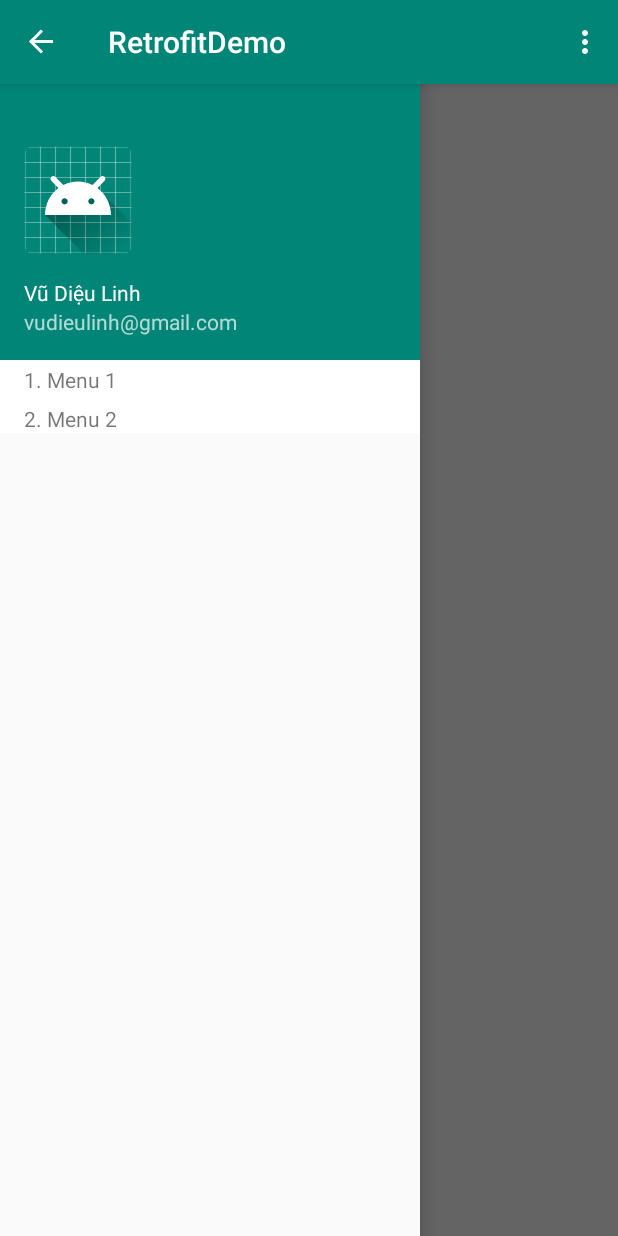
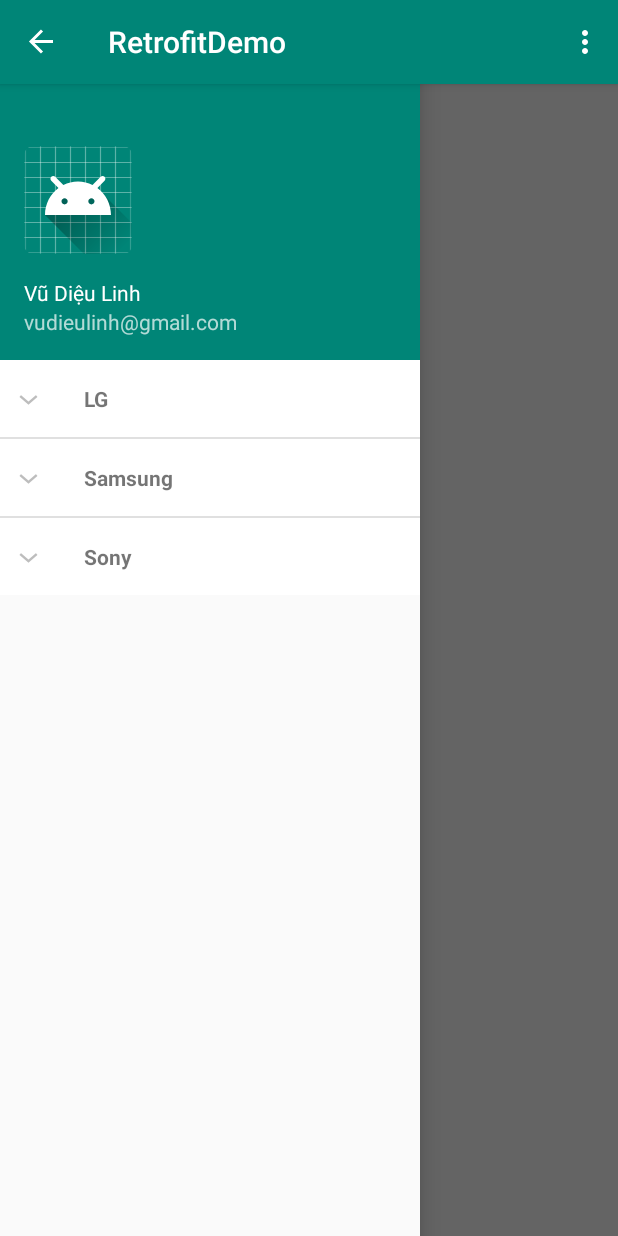
Before and after one commit to MyuBeo96/RetrofitDemo, an Android app: the screen it shows after launch (MainActivity), with the side drawer open, on a phone screen of 412 x 824 dp. Run offline under Robolectric (Android 15) with nearby library versions, the phone set to English and light mode, and no system bars; our stand-ins replace Picasso; pictures from the network do not load; 1 statement that could not run was skipped.

Commit message:
Expand/Collapse Trong Android

```diff
--- /dev/null
+++ b/app/src/main/java/com/myubeo/retrofitdemo/CompanyModel.java
@@ -0,0 +1,24 @@
+package com.myubeo.retrofitdemo;
+
+import java.util.List;
+
+public class CompanyModel {
+    private String name;
+    private List<DeviceModel> devices;
+
+    public String getName() {
+        return name;
+    }
+
+    public void setName(String name) {
+        this.name = name;
+    }
+
+    public List<DeviceModel> getDevices() {
+        return devices;
+    }
+
+    public void setDevices(List<DeviceModel> devices) {
+        this.devices = devices;
+    }
+}
--- /dev/null
+++ b/app/src/main/java/com/myubeo/retrofitdemo/DeviceModel.java
@@ -0,0 +1,13 @@
+package com.myubeo.retrofitdemo;
+
+public class DeviceModel {
+    private String name;
+
+    public String getName() {
+        return name;
+    }
+
+    public void setName(String name) {
+        this.name = name;
+    }
+}
--- a/app/src/main/java/com/myubeo/retrofitdemo/MainActivity.java
+++ b/app/src/main/java/com/myubeo/retrofitdemo/MainActivity.java
@@ -1,6 +1,7 @@
 package com.myubeo.retrofitdemo;
 
 import android.content.res.Configuration;
+import android.os.AsyncTask;
 import android.support.v4.widget.DrawerLayout;
 import android.support.v7.app.ActionBarDrawerToggle;
 import android.support.v7.app.AppCompatActivity;
@@ -13,11 +14,18 @@ import android.view.MenuItem;
 import android.view.View;
 import android.view.animation.Animation;
 import android.view.animation.AnimationUtils;
+import android.widget.ExpandableListView;
 import android.widget.LinearLayout;
 import android.widget.TextView;
 import android.widget.Toast;
 import android.widget.Toolbar;
 
+import com.google.gson.Gson;
+
+import java.io.BufferedReader;
+import java.io.IOException;
+import java.io.InputStream;
+import java.io.InputStreamReader;
 import java.util.ArrayList;
 
 import retrofit2.Call;
@@ -39,8 +47,7 @@ public class MainActivity extends AppCompatActivity {
 
     LinearLayout ln_menu1;
 
-    private Animation animationUp;
-    private Animation animationDown;
+    private ExpandableListView lvPhones;
 
     ArrayList<Item> items = new ArrayList<>();
 
@@ -48,11 +55,6 @@ public class MainActivity extends AppCompatActivity {
     protected void onCreate (Bundle savedInstanceState)  {
         super.onCreate( savedInstanceState );
         setContentView(R.layout.activity_main );
-
-        menu1 = findViewById(R.id.menu1);
-        menu1_1 = findViewById(R.id.menu1_1);
-        menu1_2 = findViewById(R.id.menu1_2);
-        ln_menu1 = findViewById(R.id.ln_menu1);
 
         mService = ApiUtils.getSOService();
         mRecyclerView =  findViewById(R.id.rv_answers);
@@ -62,6 +64,8 @@ public class MainActivity extends AppCompatActivity {
         drawerToggle = new ActionBarDrawerToggle(this, drawerLayout, R.string.navigation_drawer_open, R.string.navigation_drawer_close);
         drawerLayout.addDrawerListener(drawerToggle);
 
+        lvPhones = (ExpandableListView) findViewById(R.id.phone_list);
+
         final RecyclerView.LayoutManager layoutManager = new LinearLayoutManager(this);
         ((LinearLayoutManager) layoutManager).setOrientation(LinearLayoutManager.VERTICAL);
         mRecyclerView.setLayoutManager(layoutManager);
@@ -70,30 +74,28 @@ public class MainActivity extends AppCompatActivity {
         getSupportActionBar().setDisplayHomeAsUpEnabled(true);
         getSupportActionBar().setHomeButtonEnabled(true);
 
-        animationUp = AnimationUtils.loadAnimation(getApplicationContext(), R.anim.slide_up);
-        animationDown = AnimationUtils.loadAnimation(getApplicationContext(), R.anim.slide_down);
 
-
-        menu1.setOnClickListener(new View.OnClickListener() {
-            @Override
-            public void onClick(View v) {
-                if(menu1.isShown())
-                {
-//                    ln_menu1.setVisibility(View.GONE);
-//                    ln_menu1.startAnimation(animationDown);
-                    menu1_1.setVisibility(View.INVISIBLE);
-                    menu1_2.setVisibility(View.INVISIBLE);
-                }else {
-//                    ln_menu1.setVisibility(View.INVISIBLE);
-//                    ln_menu1.startAnimation(animationDown);
-                    menu1_1.setVisibility(View.GONE);
-                    menu1_2.setVisibility(View.GONE);
-                }
-
-            }
-        });
+//        menu1.setOnClickListener(new View.OnClickListener() {
+//            @Override
+//            public void onClick(View v) {
+//                if(menu1.isShown())
+//                {
+////                    ln_menu1.setVisibility(View.GONE);
+////                    ln_menu1.startAnimation(animationDown);
+//                    menu1_1.setVisibility(View.VISIBLE);
+//                    menu1_2.setVisibility(View.VISIBLE);
+//                }else {
+////                    ln_menu1.setVisibility(View.INVISIBLE);
+////                    ln_menu1.startAnimation(animationDown);
+//                    menu1_1.setVisibility(View.GONE);
+//                    menu1_2.setVisibility(View.GONE);
+//                }
+//
+//            }
+//        });
 
         loadAnswers();
+        new LoadContentAsync().execute();
     }
 
     @Override
@@ -153,5 +155,33 @@ public class MainActivity extends AppCompatActivity {
         Toast.makeText(this, "Error loading posts", Toast.LENGTH_SHORT).show();
     }
 
+    class LoadContentAsync extends AsyncTask<Void, Void, MainContentModel> {
+
+        @Override
+        protected MainContentModel doInBackground(Void... voids) {
+            Gson gson = new Gson();
+            MainContentModel mainContentModel = null;
+            try {
+                InputStream is = getAssets().open("phones.json");
+                BufferedReader reader = new BufferedReader(new InputStreamReader(is));
+
+                synchronized (this) {
+                    mainContentModel = gson.fromJson(reader, MainContentModel.class);
+                }
+            } catch (IOException e) {
+                e.printStackTrace();
+            }
+            return mainContentModel;
+        }
+
+        @Override
+        protected void onPostExecute(MainContentModel mainContentModel) {
+            super.onPostExecute(mainContentModel);
+
+            PhoneListAdapter phoneListAdapter = new PhoneListAdapter(MainActivity.this, mainContentModel.getCompanies());
+            lvPhones.setAdapter(phoneListAdapter);
+        }
+    }
+
 
 }
--- /dev/null
+++ b/app/src/main/java/com/myubeo/retrofitdemo/MainContentModel.java
@@ -0,0 +1,15 @@
+package com.myubeo.retrofitdemo;
+
+import java.util.List;
+
+public class MainContentModel {
+    private List<CompanyModel> companies;
+
+    public List<CompanyModel> getCompanies() {
+        return companies;
+    }
+
+    public void setCompanies(List<CompanyModel> companies) {
+        this.companies = companies;
+    }
+}
--- /dev/null
+++ b/app/src/main/java/com/myubeo/retrofitdemo/PhoneListAdapter.java
@@ -0,0 +1,89 @@
+package com.myubeo.retrofitdemo;
+
+import android.content.Context;
+import android.view.LayoutInflater;
+import android.view.View;
+import android.view.ViewGroup;
+import android.widget.BaseExpandableListAdapter;
+import android.widget.TextView;
+
+import java.util.List;
+
+public class PhoneListAdapter extends BaseExpandableListAdapter{
+    private Context context;
+    private List<CompanyModel> companyModels;
+
+    public PhoneListAdapter(Context context, List<CompanyModel> companyModels) {
+        this.context = context;
+        this.companyModels = companyModels;
+    }
+
+    @Override
+    public int getGroupCount() {
+        return companyModels.size();
+    }
+
+    @Override
+    public int getChildrenCount(int groupPosition) {
+        return companyModels.get(groupPosition).getDevices().size();
+    }
+
+    @Override
+    public Object getGroup(int groupPosition) {
+        return companyModels.get(groupPosition);
+    }
+
+    @Override
+    public Object getChild(int groupPosition, int childPosition) {
+        return companyModels.get(groupPosition).getDevices().get(childPosition);
+    }
+
+    @Override
+    public long getGroupId(int groupPosition) {
+        return groupPosition;
+    }
+
+    @Override
+    public long getChildId(int groupPosition, int childPosition) {
+        return childPosition;
+    }
+
+    @Override
+    public boolean hasStableIds() {
+        return false;
+    }
+
+    @Override
+    public View getGroupView(int groupPosition, boolean isExpanded, View convertView, ViewGroup parent) {
+        String companyName = ((CompanyModel) getGroup(groupPosition)).getName();
+        if (convertView == null) {
+            LayoutInflater infalInflater = (LayoutInflater) context.getSystemService(Context.LAYOUT_INFLATER_SERVICE);
+            convertView = infalInflater.inflate(R.layout.item_company_list, null);
+        }
+
+        TextView tvName = (TextView) convertView.findViewById(R.id.company_name);
+        tvName.setText(companyName);
+
+        return convertView;
+    }
+
+    @Override
+    public View getChildView(int groupPosition, int childPosition, boolean isLastChild, View convertView, ViewGroup parent) {
+        final String deviceName = ((DeviceModel) getChild(groupPosition, childPosition)).getName();
+
+        if (convertView == null) {
+            LayoutInflater infalInflater = (LayoutInflater) context.getSystemService(Context.LAYOUT_INFLATER_SERVICE);
+            convertView = infalInflater.inflate(R.layout.item_device_list, null);
+        }
+
+        TextView tvName = (TextView) convertView.findViewById(R.id.device_name);
+        tvName.setText(deviceName);
+
+        return convertView;
+    }
+
+    @Override
+    public boolean isChildSelectable(int groupPosition, int childPosition) {
+        return false;
+    }
+}
--- a/app/src/main/res/layout/activity_main.xml
+++ b/app/src/main/res/layout/activity_main.xml
@@ -72,67 +72,10 @@
 
             <!-- Item Info -->
 
-            <LinearLayout
+            <ExpandableListView
+                android:id="@+id/phone_list"
                 android:layout_width="match_parent"
-                android:layout_height="wrap_content"
-                android:layout_marginTop="@dimen/padding_tiny_plus_one"
-                android:background="@android:color/white"
-                android:gravity="center_vertical"
-                android:orientation="vertical"
-                android:paddingLeft="@dimen/activity_horizontal_margin"
-                android:paddingRight="@dimen/activity_horizontal_margin">
-
-                <TextView
-                    android:id="@+id/menu1"
-                    android:layout_width="match_parent"
-                    android:layout_height="wrap_content"
-                    android:text="1. Menu 1"
-                    android:clickable="true"
-                    android:onClick="toggle_contents"
-                    />
-
-                <LinearLayout
-                    android:id="@+id/ln_menu1"
-                    android:layout_width="match_parent"
-                    android:layout_height="wrap_content"
-                    android:layout_marginTop="@dimen/padding_tiny_plus_one"
-                    android:background="@android:color/white"
-                    android:gravity="center_vertical"
-                    android:orientation="vertical"
-                    android:paddingLeft="@dimen/activity_horizontal_margin"
-                    android:paddingRight="@dimen/activity_horizontal_margin">
-
-                    <TextView
-                        android:id="@+id/menu1.1"
-                        android:layout_width="match_parent"
-                        android:layout_height="wrap_content"
-                        android:text=" Menu 1.1"
-                        android:layout_marginTop="@dimen/padding_tiny_plus_one"
-                        android:visibility="gone"
-                        />
-                    <TextView
-                        android:id="@+id/menu1.2"
-                        android:layout_width="match_parent"
-                        android:layout_height="wrap_content"
-                        android:text=" Menu 1.2"
-                        android:visibility="gone"
-                        android:layout_marginTop="@dimen/padding_tiny_plus_one"
-                        />
-
-                </LinearLayout>
-
-            </LinearLayout>
-
-
-
-            <TextView
-                android:paddingLeft="@dimen/activity_horizontal_margin"
-                android:paddingRight="@dimen/activity_horizontal_margin"
-                android:id="@+id/menu2"
-                android:layout_marginTop="@dimen/padding_tiny_plus_one"
-                android:layout_width="match_parent"
-                android:layout_height="wrap_content"
-                android:text="2. Menu 2" />
+                android:layout_height="wrap_content"/>
 
 
         </LinearLayout>
--- /dev/null
+++ b/app/src/main/res/layout/item_company_list.xml
@@ -0,0 +1,16 @@
+<?xml version="1.0" encoding="utf-8"?>
+<LinearLayout xmlns:android="http://schemas.android.com/apk/res/android"
+    android:layout_width="match_parent"
+    android:layout_height="match_parent"
+    android:orientation="vertical">
+
+    <TextView
+        android:id="@+id/company_name"
+        android:layout_width="match_parent"
+        android:layout_height="wrap_content"
+        android:layout_gravity="center_vertical"
+        android:paddingLeft="?android:attr/expandableListPreferredItemPaddingLeft"
+        android:textStyle="bold"
+        android:layout_margin="16dp"/>
+
+</LinearLayout>
```
Also changed, not shown: app/src/main/assets/phones.json (added, +79 -0 lines), app/src/main/res/layout/item_device_list.xml (added, +14 -0 lines).
